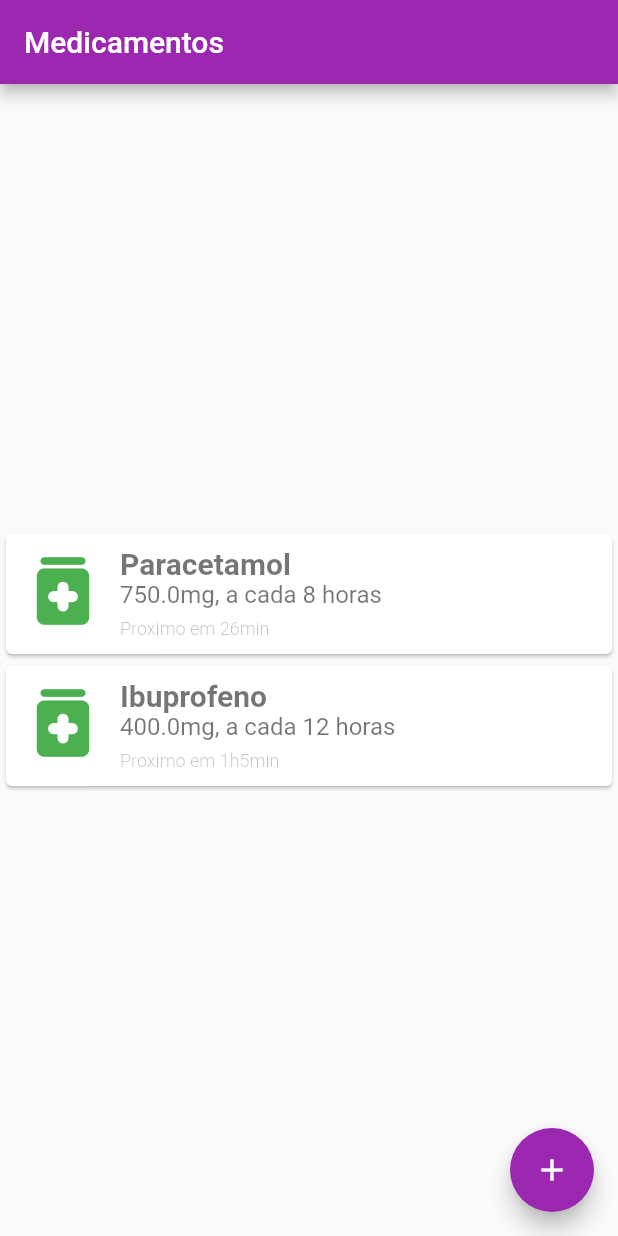
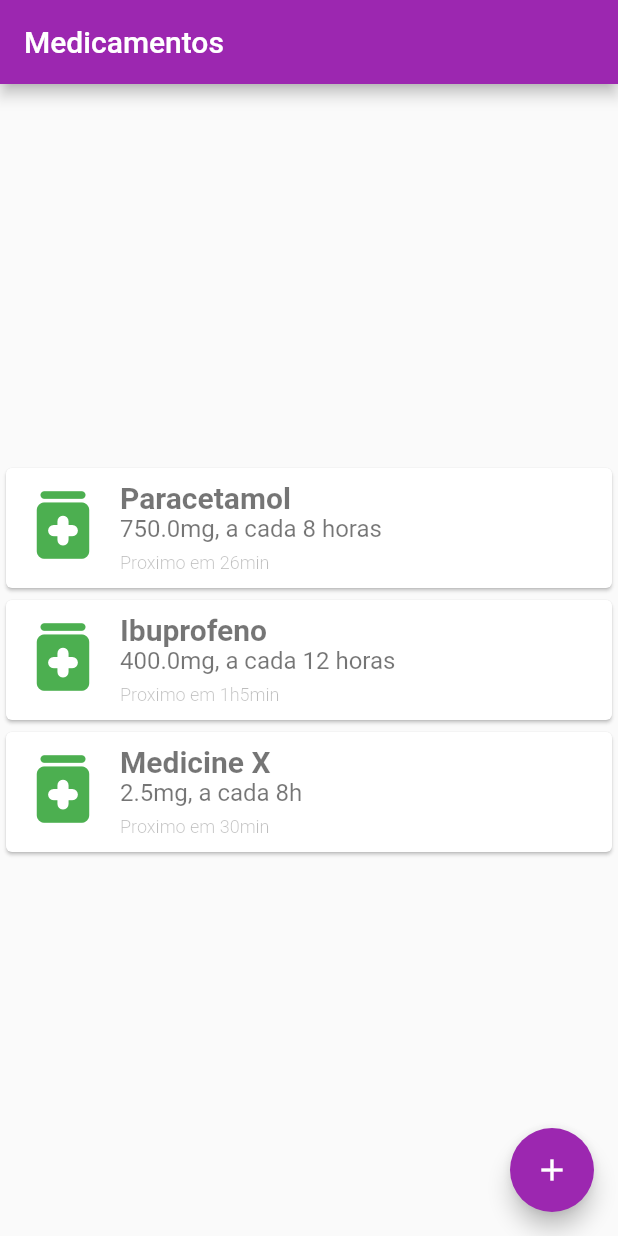
Before and after one commit to alissone/medication_manager, a Flutter app: the screen it shows after launch, on a phone screen of 412 x 824 dp. Run offline on Flutter 3.47's test engine with Material 2 defaults, Android fonts, the phone set to English and light mode, and no system bars.

Commit message:
Refacotor card to use Medication object

```diff
--- a/lib/main.dart
+++ b/lib/main.dart
@@ -1,22 +1,16 @@
 import 'package:flutter/material.dart';
 import 'package:medication_manager/colors.dart';
 import 'package:medication_manager/medication_card_widget.dart';
+import 'package:medication_manager/models.dart';
+import 'package:medication_manager/time_tools.dart';
 
 void main() {
   runApp(const MyApp());
 }
 
-class Dosage {
-  double quantity;
-  String unit;
-
-  Dosage(this.quantity, this.unit);
-}
-
 class MyApp extends StatelessWidget {
   const MyApp({Key? key}) : super(key: key);
 
-  // This widget is the root of your application.
   @override
   Widget build(BuildContext context) {
     return MaterialApp(
@@ -196,6 +190,14 @@ class _MyHomePageState extends State<MyHomePage> {
   Widget build(BuildContext context) {
     var cardIcon = Icons.medication_rounded;
 
+    Medication example = Medication(
+      name: 'Medicine X',
+      startTime: TimeOfDay(hour: 8, minute: 0),
+      repeatDelay: TimeOfDay(hour: 0, minute: 30),
+      color: MedicationColor.verde,
+      dosage: Dosage(2.5, 'mg'),
+    );
+
     return Scaffold(
       appBar: AppBar(
         title: Text(widget.title),
@@ -205,20 +207,21 @@ class _MyHomePageState extends State<MyHomePage> {
         shrinkWrap: true,
         // Ensures the ListView takes only the necessary space
         children: <Widget>[
-          MedicationCard(
+          ListCard(
             cardIcon: cardIcon,
             medicationTitle: "Paracetamol",
             medicationDose: Dosage(750, 'mg'),
             medicationFrequency: 'a cada 8 horas',
-            medicationNextDose: TimeOfDay(hour:0, minute: 26),
+            medicationNextDose: TimeOfDay(hour: 0, minute: 26),
           ),
-          MedicationCard(
+          ListCard(
             cardIcon: cardIcon,
             medicationTitle: "Ibuprofeno",
             medicationDose: Dosage(400, 'mg'),
             medicationFrequency: 'a cada 12 horas',
             medicationNextDose: TimeOfDay(hour: 1, minute: 5),
           ),
+          MedicationCard(medication: example),
         ],
       )),
       floatingActionButton: FloatingActionButton(
@@ -229,3 +232,20 @@ class _MyHomePageState extends State<MyHomePage> {
     );
   }
 }
+
+class MedicationCard extends StatelessWidget {
+  final Medication medication;
+
+  MedicationCard({required this.medication});
+
+  @override
+  Widget build(BuildContext context) {
+    return ListCard(
+      cardIcon: Icons.medication_rounded,
+      medicationTitle: medication.name,
+      medicationDose: medication.dosage,
+      medicationFrequency: "a cada ${formatTimeOfDay(medication.startTime)}",
+      medicationNextDose: medication.repeatDelay,
+    );
+  }
+}
--- a/lib/medication_card_widget.dart
+++ b/lib/medication_card_widget.dart
@@ -1,11 +1,11 @@
 import 'package:flutter/material.dart';
 import 'package:medication_manager/colors.dart';
-import 'package:medication_manager/main.dart';
+import 'package:medication_manager/models.dart';
 import 'package:medication_manager/text_styles.dart';
 import 'package:medication_manager/time_tools.dart';
 
-class MedicationCard extends StatelessWidget {
-  const MedicationCard({
+class ListCard extends StatelessWidget {
+  const ListCard({
     Key? key,
     required this.cardIcon,
     required this.medicationTitle,
--- a/lib/models.dart
+++ b/lib/models.dart
@@ -7,11 +7,20 @@ class Medication {
 TimeOfDay startTime;
 TimeOfDay repeatDelay;
 MedicationColor color;
+Dosage dosage;
 
 Medication({
   required this.name,
   required this.startTime,
   required this.repeatDelay,
   required this.color,
+  required this.dosage,
 });
 }
+
+class Dosage {
+  double quantity;
+  String unit;
+
+  Dosage(this.quantity, this.unit);
+}
```
Lines whose indentation alone changed are shown as unchanged.
